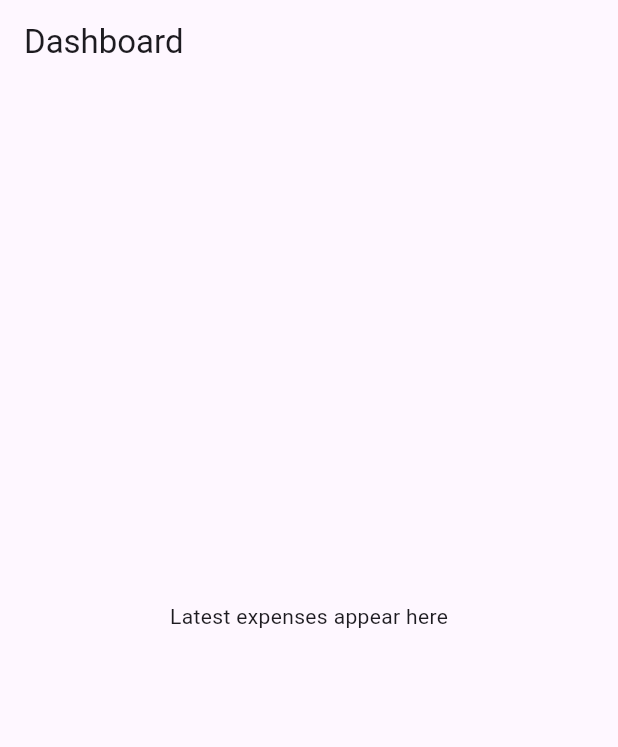
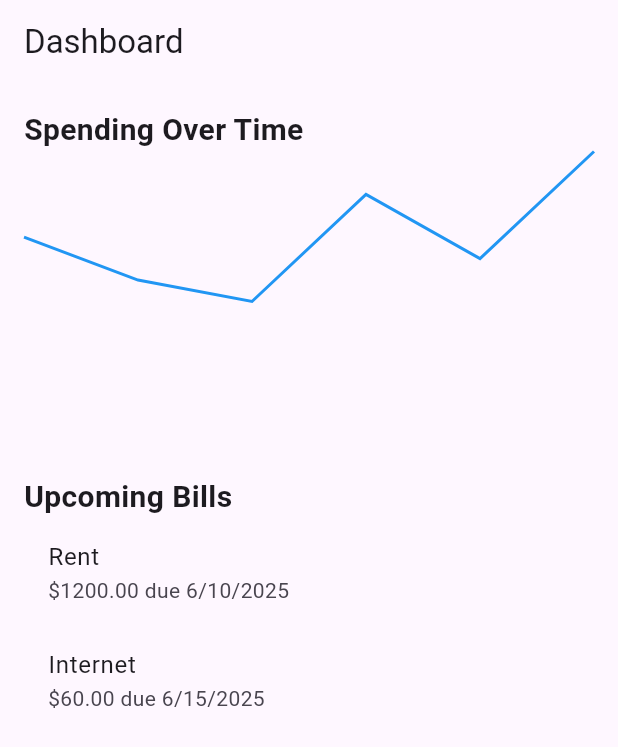
Before and after one commit to Quarezz/CoinBag, a Flutter app: the screen it shows after launch, on a phone screen of 412 x 824 dp. Shown: the top 747 px of the screen. Run offline on Flutter 3.47's test engine with Material 3 defaults, Android fonts, the phone set to English and light mode, and no system bars; our stand-ins replace csv, supabase_flutter; accounts and stored records are empty.

Commit message:
Add spending chart and upcoming bills

```diff
--- /dev/null
+++ b/coinbag_flutter/lib/models/bill.dart
@@ -0,0 +1,13 @@
+class Bill {
+  final String id;
+  final String description;
+  final double amount;
+  final DateTime dueDate;
+
+  Bill({
+    required this.id,
+    required this.description,
+    required this.amount,
+    required this.dueDate,
+  });
+}
--- a/coinbag_flutter/lib/screens/dashboard_screen.dart
+++ b/coinbag_flutter/lib/screens/dashboard_screen.dart
@@ -1,15 +1,93 @@
+import 'dart:math';
 import 'package:flutter/material.dart';
+import '../models/bill.dart';
 
 class DashboardScreen extends StatelessWidget {
   const DashboardScreen({Key? key}) : super(key: key);
+
+  List<double> get _spending => [500, 400, 350, 600, 450, 700];
+
+  List<Bill> get _upcomingBills => [
+        Bill(
+            id: '1',
+            description: 'Rent',
+            amount: 1200,
+            dueDate: DateTime.now().add(const Duration(days: 7))),
+        Bill(
+            id: '2',
+            description: 'Internet',
+            amount: 60,
+            dueDate: DateTime.now().add(const Duration(days: 12))),
+      ];
 
   @override
   Widget build(BuildContext context) {
     return Scaffold(
       appBar: AppBar(title: const Text('Dashboard')),
-      body: const Center(
-        child: Text('Latest expenses appear here'),
+      body: ListView(
+        padding: const EdgeInsets.all(16),
+        children: [
+          const Text(
+            'Spending Over Time',
+            style: TextStyle(fontSize: 20, fontWeight: FontWeight.bold),
+          ),
+          SizedBox(height: 200, child: SpendingChart(data: _spending)),
+          const SizedBox(height: 16),
+          const Text(
+            'Upcoming Bills',
+            style: TextStyle(fontSize: 20, fontWeight: FontWeight.bold),
+          ),
+          ..._upcomingBills.map(
+            (b) => ListTile(
+              title: Text(b.description),
+              subtitle: Text(
+                  '\$${b.amount.toStringAsFixed(2)} due ${b.dueDate.month}/${b.dueDate.day}/${b.dueDate.year}'),
+            ),
+          ),
+        ],
       ),
     );
   }
 }
+
+class SpendingChart extends StatelessWidget {
+  final List<double> data;
+  const SpendingChart({Key? key, required this.data}) : super(key: key);
+
+  @override
+  Widget build(BuildContext context) {
+    return CustomPaint(
+      painter: _LineChartPainter(data),
+      child: Container(),
+    );
+  }
+}
+
+class _LineChartPainter extends CustomPainter {
+  final List<double> data;
+  _LineChartPainter(this.data);
+
+  @override
+  void paint(Canvas canvas, Size size) {
+    if (data.isEmpty) return;
+    final paint = Paint()
+      ..color = Colors.blue
+      ..strokeWidth = 2
+      ..style = PaintingStyle.stroke;
+
+    final maxValue = data.reduce(max);
+    final stepX = size.width / (data.length - 1);
+    final path = Path()
+      ..moveTo(0, size.height - (data[0] / maxValue) * size.height);
+    for (int i = 1; i < data.length; i++) {
+      final x = stepX * i;
+      final y = size.height - (data[i] / maxValue) * size.height;
+      path.lineTo(x, y);
+    }
+    canvas.drawPath(path, paint);
+  }
+
+  @override
+  bool shouldRepaint(covariant _LineChartPainter oldDelegate) =>
+      oldDelegate.data != data;
+}
```
Also changed, not shown: 3 other files.
